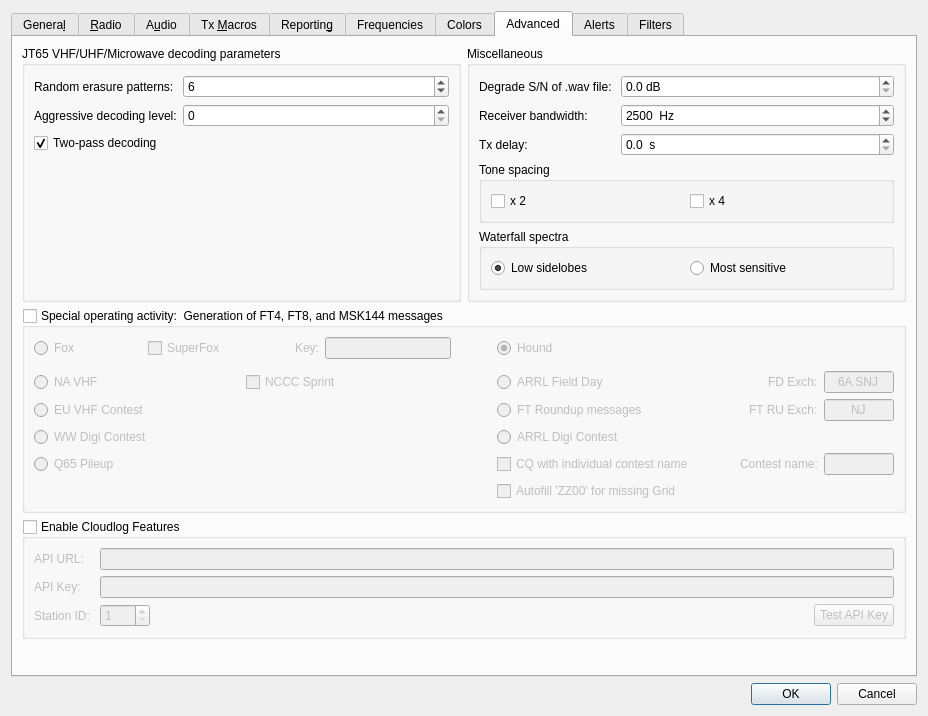
The window that Configuration.ui (uaro-radio/wsjtx) describes before a commit, drawn with Qt 5.
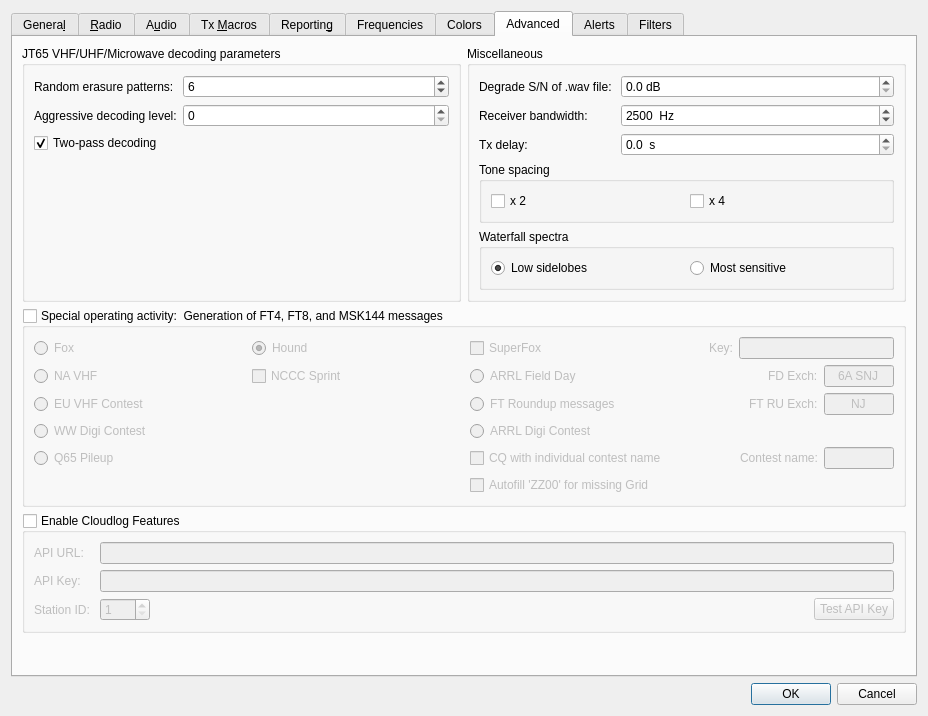
The same window after the commit. The open tabs and pages were chosen to show the change. Custom widgets are drawn as their Qt base class.

Commit message: Change the "SuperFox" label to "SuperFox mode".  Add several Tool Tips.

```diff
--- a/Configuration.ui
+++ b/Configuration.ui
@@ -6,10 +6,16 @@
    <rect>
     <x>0</x>
     <y>0</y>
-    <width>902</width>
-    <height>711</height>
+    <width>840</width>
+    <height>660</height>
    </rect>
   </property>
+  <property name="sizePolicy">
+   <sizepolicy hsizetype="Minimum" vsizetype="Preferred">
+    <horstretch>0</horstretch>
+    <verstretch>0</verstretch>
+   </sizepolicy>
+  </property>
   <property name="windowTitle">
    <string>Settings</string>
   </property>
@@ -3051,63 +3057,8 @@
          <property name="checked">
           <bool>false</bool>
          </property>
-         <layout class="QGridLayout" name="gridLayout_15" columnstretch="1,0,0,0,0,0">
-          <item row="2" column="0" colspan="2">
-           <layout class="QHBoxLayout" name="horizontalLayout_15">
-            <item>
-             <widget class="QRadioButton" name="rbNA_VHF_Contest">
-              <property name="sizePolicy">
-               <sizepolicy hsizetype="Minimum" vsizetype="Preferred">
-                <horstretch>0</horstretch>
-                <verstretch>0</verstretch>
-               </sizepolicy>
-              </property>
-              <property name="toolTip">
-               <string>&lt;html&gt;&lt;head/&gt;&lt;body&gt;&lt;p&gt;North American VHF/UHF/Microwave contests and others in which a 4-character grid locator is the required exchange.&lt;/p&gt;&lt;/body&gt;&lt;/html&gt;</string>
-              </property>
-              <property name="accessibleName">
-               <string>NA VHF Contest</string>
-              </property>
-              <property name="text">
-               <string>NA VHF</string>
-              </property>
-              <attribute name="buttonGroup">
-               <string notr="true">special_op_activity_button_group</string>
-              </attribute>
-             </widget>
-            </item>
-            <item>
-             <widget class="QCheckBox" name="cb_NCCC_Sprint">
-              <property name="toolTip">
-               <string>&lt;html&gt;&lt;head/&gt;&lt;body&gt;&lt;p&gt;Toggle the NCCC Sprint FT4 short message protocol On/Off.&lt;/p&gt;&lt;/body&gt;&lt;/html&gt;</string>
-              </property>
-              <property name="text">
-               <string>NCCC Sprint</string>
-              </property>
-             </widget>
-            </item>
-           </layout>
-          </item>
-          <item row="5" column="0">
-           <widget class="QRadioButton" name="rbQ65pileup">
-            <property name="minimumSize">
-             <size>
-              <width>0</width>
-              <height>18</height>
-             </size>
-            </property>
-            <property name="toolTip">
-             <string>&lt;html&gt;&lt;head/&gt;&lt;body&gt;&lt;p&gt;Exchange 4-character locator instead of signal report.  Provides q3-level sensitivities for the DX operator.  Especially useful for 6m EME DXpeditions.&lt;/p&gt;&lt;/body&gt;&lt;/html&gt;</string>
-            </property>
-            <property name="text">
-             <string>Q65 Pileup</string>
-            </property>
-            <attribute name="buttonGroup">
-             <string notr="true">special_op_activity_button_group</string>
-            </attribute>
-           </widget>
-          </item>
-          <item row="5" column="5">
+         <layout class="QGridLayout" name="gridLayout_15" columnstretch="1,1,0,2">
+          <item row="4" column="3">
            <layout class="QHBoxLayout" name="horizontalLayout_24">
             <item>
              <widget class="QCheckBox" name="cbContestName">
@@ -3168,7 +3119,125 @@
             </item>
            </layout>
           </item>
+          <item row="1" column="1">
+           <widget class="QCheckBox" name="cb_NCCC_Sprint">
+            <property name="toolTip">
+             <string>&lt;html&gt;&lt;head/&gt;&lt;body&gt;&lt;p&gt;Toggle the NCCC Sprint FT4 short message protocol On/Off.&lt;/p&gt;&lt;/body&gt;&lt;/html&gt;</string>
+            </property>
+            <property name="text">
+             <string>NCCC Sprint</string>
+            </property>
+           </widget>
+          </item>
+          <item row="5" column="3">
+           <widget class="QCheckBox" name="cbZZ00">
+            <property name="toolTip">
+             <string>&lt;html&gt;&lt;head/&gt;&lt;body&gt;&lt;p&gt;Autofill 'ZZ00' in the logbook if the other station doesn't send you a grid.&lt;/p&gt;&lt;/body&gt;&lt;/html&gt;</string>
+            </property>
+            <property name="text">
+             <string>Autofill 'ZZ00' for missing Grid</string>
+            </property>
+           </widget>
+          </item>
           <item row="4" column="0">
+           <widget class="QRadioButton" name="rbQ65pileup">
+            <property name="minimumSize">
+             <size>
+              <width>0</width>
+              <height>18</height>
+             </size>
+            </property>
+            <property name="toolTip">
+             <string>&lt;html&gt;&lt;head/&gt;&lt;body&gt;&lt;p&gt;Exchange 4-character locator instead of signal report.  Provides q3-level sensitivities for the DX operator.  Especially useful for 6m EME DXpeditions.&lt;/p&gt;&lt;/body&gt;&lt;/html&gt;</string>
+            </property>
+            <property name="text">
+             <string>Q65 Pileup</string>
+            </property>
+            <attribute name="buttonGroup">
+             <string notr="true">special_op_activity_button_group</string>
+            </attribute>
+           </widget>
+          </item>
+          <item row="0" column="3">
+           <layout class="QHBoxLayout" name="foxLayout_23" stretch="0,1,0,1">
+            <item>
+             <widget class="QCheckBox" name="cbSuperFox">
+              <property name="text">
+               <string>SuperFox</string>
+              </property>
+             </widget>
+            </item>
+            <item>
+             <spacer name="horizontalSpacer_16">
+              <property name="orientation">
+               <enum>Qt::Horizontal</enum>
+              </property>
+              <property name="sizeHint" stdset="0">
+               <size>
+                <width>40</width>
+                <height>20</height>
+               </size>
+              </property>
+             </spacer>
+            </item>
+            <item>
+             <widget class="QLabel" name="sfkey_label">
+              <property name="text">
+               <string>Key:</string>
+              </property>
+             </widget>
+            </item>
+            <item>
+             <widget class="QLineEdit" name="FoxKey">
+              <property name="minimumSize">
+               <size>
+                <width>70</width>
+                <height>0</height>
+               </size>
+              </property>
+              <property name="alignment">
+               <set>Qt::AlignCenter</set>
+              </property>
+             </widget>
+            </item>
+           </layout>
+          </item>
+          <item row="1" column="0">
+           <widget class="QRadioButton" name="rbNA_VHF_Contest">
+            <property name="sizePolicy">
+             <sizepolicy hsizetype="Minimum" vsizetype="Preferred">
+              <horstretch>0</horstretch>
+              <verstretch>0</verstretch>
+             </sizepolicy>
+            </property>
+            <property name="toolTip">
+             <string>&lt;html&gt;&lt;head/&gt;&lt;body&gt;&lt;p&gt;North American VHF/UHF/Microwave contests and others in which a 4-character grid locator is the required exchange.&lt;/p&gt;&lt;/body&gt;&lt;/html&gt;</string>
+            </property>
+            <property name="accessibleName">
+             <string>NA VHF Contest</string>
+            </property>
+            <property name="text">
+             <string>NA VHF</string>
+            </property>
+            <attribute name="buttonGroup">
+             <string notr="true">special_op_activity_button_group</string>
+            </attribute>
+           </widget>
+          </item>
+          <item row="3" column="3">
+           <widget class="QRadioButton" name="rbARRL_Digi">
+            <property name="toolTip">
+             <string>&lt;html&gt;&lt;head/&gt;&lt;body&gt;&lt;p&gt;ARRL International Digital Contest&lt;/p&gt;&lt;/body&gt;&lt;/html&gt;</string>
+            </property>
+            <property name="text">
+             <string>ARRL Digi Contest</string>
+            </property>
+            <attribute name="buttonGroup">
+             <string notr="true">special_op_activity_button_group</string>
+            </attribute>
+           </widget>
+          </item>
+          <item row="3" column="0">
            <widget class="QRadioButton" name="rbWW_DIGI">
             <property name="minimumSize">
              <size>
@@ -3190,121 +3259,7 @@
             </attribute>
            </widget>
           </item>
-          <item row="3" column="5">
-           <layout class="QHBoxLayout" name="horizontalLayout_18" stretch="2,1,1">
-            <item>
-             <widget class="QRadioButton" name="rbRTTY_Roundup">
-              <property name="toolTip">
-               <string>&lt;html&gt;&lt;head/&gt;&lt;body&gt;&lt;p&gt;FT Roundup and similar contests. Exchange is US state, Canadian province, or &amp;quot;DX&amp;quot;.&lt;/p&gt;&lt;/body&gt;&lt;/html&gt;</string>
-              </property>
-              <property name="accessibleName">
-               <string>R T T Y Roundup</string>
-              </property>
-              <property name="text">
-               <string>FT Roundup messages</string>
-              </property>
-              <attribute name="buttonGroup">
-               <string notr="true">special_op_activity_button_group</string>
-              </attribute>
-             </widget>
-            </item>
-            <item>
-             <spacer name="horizontalSpacer_10">
-              <property name="orientation">
-               <enum>Qt::Horizontal</enum>
-              </property>
-              <property name="sizeHint" stdset="0">
-               <size>
-                <width>40</width>
-                <height>20</height>
-               </size>
-              </property>
-             </spacer>
-            </item>
-            <item>
-             <layout class="QFormLayout" name="formLayout_17">
-              <item row="0" column="0">
-               <widget class="QLabel" name="labRTTY">
-                <property name="accessibleName">
-                 <string>RTTY Roundup exchange</string>
-                </property>
-                <property name="text">
-                 <string>FT RU Exch:</string>
-                </property>
-                <property name="buddy">
-                 <cstring>RTTY_Exchange</cstring>
-                </property>
-               </widget>
-              </item>
-              <item row="0" column="1">
-               <widget class="QLineEdit" name="RTTY_Exchange">
-                <property name="minimumSize">
-                 <size>
-                  <width>70</width>
-                  <height>0</height>
-                 </size>
-                </property>
-                <property name="toolTip">
-                 <string>&lt;html&gt;&lt;head/&gt;&lt;body&gt;&lt;p&gt;FT Roundup and similar contests. Exchange is US state, Canadian province, or &amp;quot;DX&amp;quot;.&lt;/p&gt;&lt;/body&gt;&lt;/html&gt;</string>
-                </property>
-                <property name="text">
-                 <string>NJ</string>
-                </property>
-                <property name="alignment">
-                 <set>Qt::AlignCenter</set>
-                </property>
-               </widget>
-              </item>
-             </layout>
-            </item>
-           </layout>
-          </item>
-          <item row="4" column="5">
-           <widget class="QRadioButton" name="rbARRL_Digi">
-            <property name="toolTip">
-             <string>&lt;html&gt;&lt;head/&gt;&lt;body&gt;&lt;p&gt;ARRL International Digital Contest&lt;/p&gt;&lt;/body&gt;&lt;/html&gt;</string>
-            </property>
-            <property name="text">
-             <string>ARRL Digi Contest</string>
-            </property>
-            <attribute name="buttonGroup">
-             <string notr="true">special_op_activity_button_group</string>
-            </attribute>
-           </widget>
-          </item>
-          <item row="3" column="0">
-           <widget class="QRadioButton" name="rbEU_VHF_Contest">
-            <property name="sizePolicy">
-             <sizepolicy hsizetype="Minimum" vsizetype="Preferred">
-              <horstretch>0</horstretch>
-              <verstretch>0</verstretch>
-             </sizepolicy>
-            </property>
-            <property name="toolTip">
-             <string>&lt;html&gt;&lt;head/&gt;&lt;body&gt;&lt;p&gt;European VHF+ contests requiring a signal report, serial number, and 6-character locator.&lt;/p&gt;&lt;/body&gt;&lt;/html&gt;</string>
-            </property>
-            <property name="accessibleName">
-             <string>EU VHF Contest</string>
-            </property>
-            <property name="text">
-             <string>EU VHF Contest</string>
-            </property>
-            <attribute name="buttonGroup">
-             <string notr="true">special_op_activity_button_group</string>
-            </attribute>
-           </widget>
-          </item>
-          <item row="6" column="5">
-           <widget class="QCheckBox" name="cbZZ00">
-            <property name="toolTip">
-             <string>&lt;html&gt;&lt;head/&gt;&lt;body&gt;&lt;p&gt;Autofill 'ZZ00' in the logbook if the other station doesn't send you a grid.&lt;/p&gt;&lt;/body&gt;&lt;/html&gt;</string>
-            </property>
-            <property name="text">
-             <string>Autofill 'ZZ00' for missing Grid</string>
-            </property>
-           </widget>
-          </item>
-          <item row="2" column="5">
+          <item row="1" column="3">
            <layout class="QHBoxLayout" name="horizontalLayout_17" stretch="2,1,1">
             <item>
              <widget class="QRadioButton" name="rbField_Day">
@@ -3373,20 +3328,98 @@
             </item>
            </layout>
           </item>
-          <item row="0" column="3" rowspan="4">
-           <spacer name="horizontalSpacer_11">
-            <property name="orientation">
-             <enum>Qt::Horizontal</enum>
+          <item row="2" column="0">
+           <widget class="QRadioButton" name="rbEU_VHF_Contest">
+            <property name="sizePolicy">
+             <sizepolicy hsizetype="Minimum" vsizetype="Preferred">
+              <horstretch>0</horstretch>
+              <verstretch>0</verstretch>
+             </sizepolicy>
             </property>
-            <property name="sizeHint" stdset="0">
-             <size>
-              <width>40</width>
-              <height>20</height>
-             </size>
+            <property name="toolTip">
+             <string>&lt;html&gt;&lt;head/&gt;&lt;body&gt;&lt;p&gt;European VHF+ contests requiring a signal report, serial number, and 6-character locator.&lt;/p&gt;&lt;/body&gt;&lt;/html&gt;</string>
             </property>
-           </spacer>
+            <property name="accessibleName">
+             <string>EU VHF Contest</string>
+            </property>
+            <property name="text">
+             <string>EU VHF Contest</string>
+            </property>
+            <attribute name="buttonGroup">
+             <string notr="true">special_op_activity_button_group</string>
+            </attribute>
+           </widget>
           </item>
-          <item row="0" column="5">
+          <item row="2" column="3">
+           <layout class="QHBoxLayout" name="horizontalLayout_18" stretch="2,1,1">
+            <item>
+             <widget class="QRadioButton" name="rbRTTY_Roundup">
+              <property name="toolTip">
+               <string>&lt;html&gt;&lt;head/&gt;&lt;body&gt;&lt;p&gt;FT Roundup and similar contests. Exchange is US state, Canadian province, or &amp;quot;DX&amp;quot;.&lt;/p&gt;&lt;/body&gt;&lt;/html&gt;</string>
+              </property>
+              <property name="accessibleName">
+               <string>R T T Y Roundup</string>
+              </property>
+              <property name="text">
+               <string>FT Roundup messages</string>
+              </property>
+              <attribute name="buttonGroup">
+               <string notr="true">special_op_activity_button_group</string>
+              </attribute>
+             </widget>
+            </item>
+            <item>
+             <spacer name="horizontalSpacer_10">
+              <property name="orientation">
+               <enum>Qt::Horizontal</enum>
+              </property>
+              <property name="sizeHint" stdset="0">
+               <size>
+                <width>40</width>
+                <height>20</height>
+               </size>
+              </property>
+             </spacer>
+            </item>
+            <item>
+             <layout class="QFormLayout" name="formLayout_17">
+              <item row="0" column="0">
+               <widget class="QLabel" name="labRTTY">
+                <property name="accessibleName">
+                 <string>RTTY Roundup exchange</string>
+                </property>
+                <property name="text">
+                 <string>FT RU Exch:</string>
+                </property>
+                <property name="buddy">
+                 <cstring>RTTY_Exchange</cstring>
+                </property>
+               </widget>
+              </item>
+              <item row="0" column="1">
+               <widget class="QLineEdit" name="RTTY_Exchange">
+                <property name="minimumSize">
+                 <size>
+                  <width>70</width>
+                  <height>0</height>
+                 </size>
+                </property>
+                <property name="toolTip">
+                 <string>&lt;html&gt;&lt;head/&gt;&lt;body&gt;&lt;p&gt;FT Roundup and similar contests. Exchange is US state, Canadian province, or &amp;quot;DX&amp;quot;.&lt;/p&gt;&lt;/body&gt;&lt;/html&gt;</string>
+                </property>
+                <property name="text">
+                 <string>NJ</string>
+                </property>
+                <property name="alignment">
+                 <set>Qt::AlignCenter</set>
+                </property>
+               </widget>
+              </item>
+             </layout>
+            </item>
+           </layout>
+          </item>
+          <item row="0" column="1">
            <widget class="QRadioButton" name="rbHound">
             <property name="toolTip">
              <string>&lt;html&gt;&lt;head/&gt;&lt;body&gt;&lt;p&gt;FT8 DXpedition mode:  Hound operator calling the DX.&lt;/p&gt;&lt;/body&gt;&lt;/html&gt;</string>
@@ -3405,78 +3438,24 @@
             </attribute>
            </widget>
           </item>
-          <item row="0" column="0" colspan="2">
-           <layout class="QHBoxLayout" name="foxLayout_23" stretch="0,1,0,1,0,2">
-            <item>
-             <widget class="QRadioButton" name="rbFox">
-              <property name="toolTip">
-               <string>&lt;html&gt;&lt;head/&gt;&lt;body&gt;&lt;p&gt;FT8 DXpedition mode:  Fox (DXpedition) operator.&lt;/p&gt;&lt;/body&gt;&lt;/html&gt;</string>
-              </property>
-              <property name="accessibleName">
-               <string>Fox</string>
-              </property>
-              <property name="text">
-               <string>Fox</string>
-              </property>
-              <property name="checked">
-               <bool>false</bool>
-              </property>
-              <attribute name="buttonGroup">
-               <string notr="true">special_op_activity_button_group</string>
-              </attribute>
-             </widget>
-            </item>
-            <item>
-             <spacer name="horizontalSpacer_15">
-              <property name="orientation">
-               <enum>Qt::Horizontal</enum>
-              </property>
-              <property name="sizeHint" stdset="0">
-               <size>
-                <width>5</width>
-                <height>20</height>
-               </size>
-              </property>
-             </spacer>
-            </item>
-            <item>
-             <widget class="QCheckBox" name="cbSuperFox">
-              <property name="text">
-               <string>SuperFox</string>
-              </property>
-             </widget>
-            </item>
-            <item>
-             <spacer name="horizontalSpacer_16">
-              <property name="orientation">
-               <enum>Qt::Horizontal</enum>
-              </property>
-              <property name="sizeHint" stdset="0">
-               <size>
-                <width>5</width>
-                <height>20</height>
-               </size>
-              </property>
-             </spacer>
-            </item>
-            <item>
-             <widget class="QLabel" name="sfkey_label">
-              <property name="text">
-               <string>Key:</string>
-              </property>
-             </widget>
-            </item>
-            <item>
-             <widget class="QLineEdit" name="FoxKey">
-              <property name="minimumSize">
-               <size>
-                <width>50</width>
-                <height>0</height>
-               </size>
-              </property>
-             </widget>
-            </item>
-           </layout>
+          <item row="0" column="0">
+           <widget class="QRadioButton" name="rbFox">
+            <property name="toolTip">
+             <string>&lt;html&gt;&lt;head/&gt;&lt;body&gt;&lt;p&gt;FT8 DXpedition mode:  Fox (DXpedition) operator.&lt;/p&gt;&lt;/body&gt;&lt;/html&gt;</string>
+            </property>
+            <property name="accessibleName">
+             <string>Fox</string>
+            </property>
+            <property name="text">
+             <string>Fox</string>
+            </property>
+            <property name="checked">
+             <bool>false</bool>
+            </property>
+            <attribute name="buttonGroup">
+             <string notr="true">special_op_activity_button_group</string>
+            </attribute>
+           </widget>
           </item>
          </layout>
         </widget>
```
Left out of the diff: 15 changed lines with no effect on the pictures. The commit also changes 2 other files.
